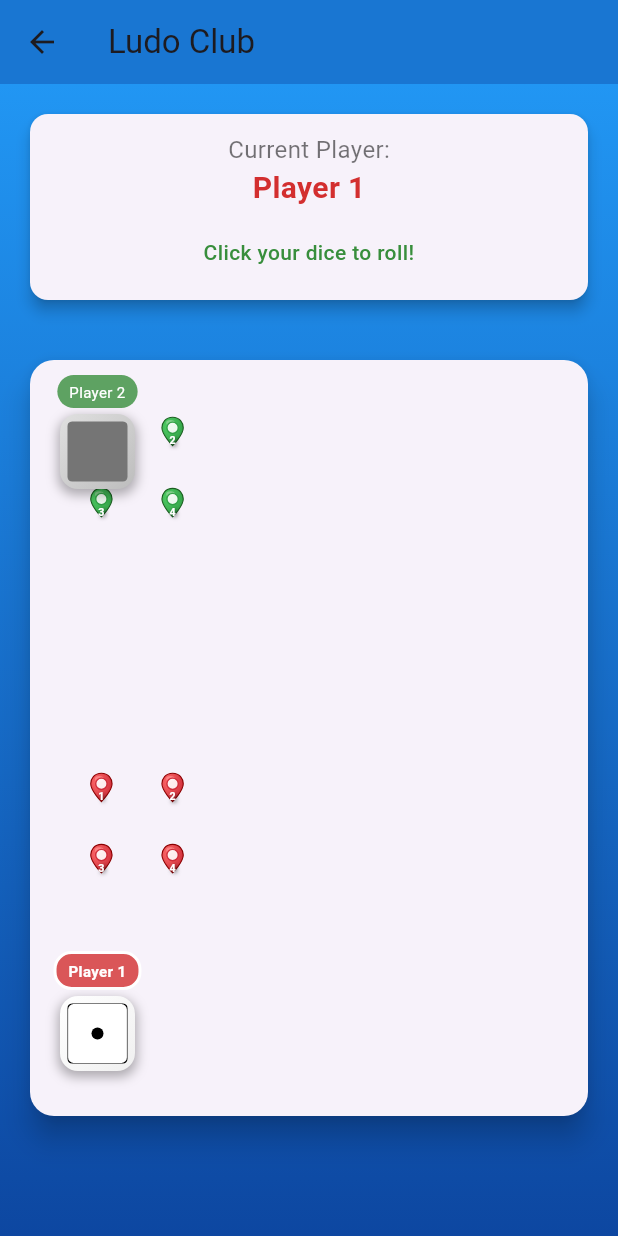
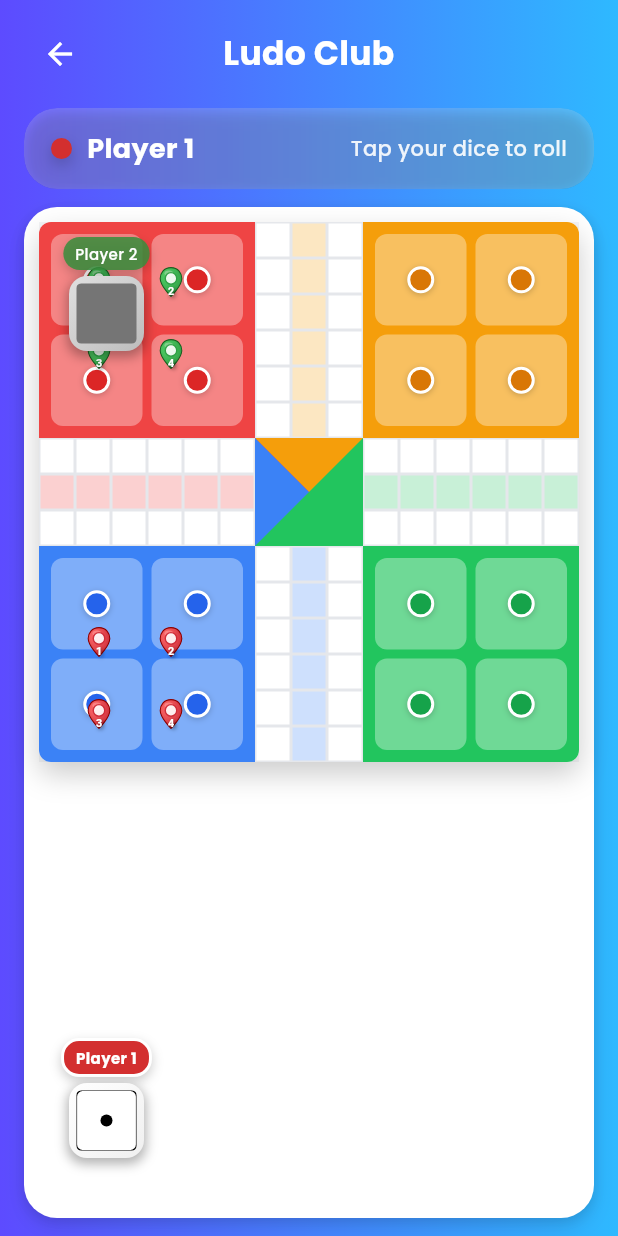
Before and after one commit to leonwwest/ludo-club, a Flutter app: the GameScreen screen opened directly, on a phone screen of 412 x 824 dp. Run offline on Flutter 3.47's test engine with Material 3 defaults, Android fonts, the phone set to English and light mode, and no system bars; our stand-ins replace flutter_svg, google_fonts, just_audio, shared_preferences, sqflite; accounts and stored records are empty.

Commit message:
Integrate new tiled Ludo board background and wire into BoardWidget; keep pin/dice overlay logic intact

```diff
--- a/lib/ui/game_screen.dart
+++ b/lib/ui/game_screen.dart
@@ -1,4 +1,6 @@
 import 'package:flutter/material.dart';
+import 'package:google_fonts/google_fonts.dart';
+import 'dart:ui' show ImageFilter;
 import 'package:provider/provider.dart';
 import 'package:ludo_club/providers/game_provider.dart';
 import 'package:ludo_club/models/game_state.dart';
@@ -21,18 +23,13 @@ class _GameScreenState extends State<GameScreen> {
   @override
   void didChangeDependencies() {
     super.didChangeDependencies();
-    // Precache board image for smoother first paint
-    precacheImage(const AssetImage('assets/board/ludo_board_final.webp'), context);
+    // No external board image anymore; CustomPaint handles rendering.
   }
 
   @override
   Widget build(BuildContext context) {
     return Scaffold(
-      appBar: AppBar(
-        title: const Text('Ludo Club'),
-        backgroundColor: Colors.blue.shade700,
-        elevation: 0,
-      ),
+      backgroundColor: Colors.transparent,
       body: Consumer<GameProvider>(
         builder: (context, gameProvider, child) {
           final currentPlayerMeta =
@@ -48,20 +45,49 @@ class _GameScreenState extends State<GameScreen> {
               }
             });
           }
+          final bgGradient = const LinearGradient(
+            begin: Alignment.centerLeft,
+            end: Alignment.centerRight,
+            colors: [Color(0xFF5D4BFF), Color(0xFF2EB9FF)],
+          );
 
           return Container(
-            decoration: BoxDecoration(
-              gradient: LinearGradient(
-                begin: Alignment.topCenter,
-                end: Alignment.bottomCenter,
-                colors: [Colors.blue.shade500, Colors.blue.shade900],
+            decoration: BoxDecoration(gradient: bgGradient),
+            child: SafeArea(
+              child: Center(
+                child: ConstrainedBox(
+                  constraints: const BoxConstraints(maxWidth: 1100),
+                  child: Padding(
+                    padding: const EdgeInsets.symmetric(horizontal: 16, vertical: 12),
+                    child: Column(
+                      children: [
+                        // Top bar
+                        Row(
+                          children: [
+                            IconButton(
+                              icon: const Icon(Icons.arrow_back, color: Colors.white),
+                              onPressed: () => Navigator.maybePop(context),
+                              tooltip: 'Back',
+                            ),
+                            Expanded(
+                              child: Text(
+                                'Ludo Club',
+                                textAlign: TextAlign.center,
+                                style: GoogleFonts.poppins(
+                                  color: Colors.white,
+                                  fontSize: 22,
+                                  fontWeight: FontWeight.w700,
                                 ),
                               ),
-            child: Column(
-              children: [
-                // Top section - Current player info (without dice)
-                Padding(
-                  padding: const EdgeInsets.all(16.0),
+                            ),
+                            const SizedBox(width: 48),
+                          ],
+                        ),
+                        const SizedBox(height: 12),
+
+                        // Current player info (glass card)
+                        _GlassCard(
+                          padding: const EdgeInsets.symmetric(horizontal: 18, vertical: 14),
                           child: Selector<GameProvider, Map<String, Object>>(
                             selector: (_, gp) => {
                               'name': gp.getPlayerMeta(gp.currentPlayerColor).name,
@@ -74,75 +100,58 @@ class _GameScreenState extends State<GameScreen> {
                               final playerColor = data['color'] as PlayerColor;
                               final isAI = data['isAI'] as bool;
                               final phase = data['phase'] as GamePhase;
-                      return Card(
-                        elevation: 4,
-                        shape: RoundedRectangleBorder(
-                          borderRadius: BorderRadius.circular(12),
-                        ),
-                        child: Padding(
-                          padding: const EdgeInsets.all(12.0),
-                          child: Column(
-                            children: [
-                              Row(
-                                mainAxisAlignment: MainAxisAlignment.center,
-                                children: [
-                                  Column(
-                                    children: [
-                                      const Text(
-                                        'Current Player:',
-                                        style: TextStyle(
-                                          fontSize: 16,
-                                          color: Colors.black54,
-                                        ),
-                                      ),
-                                      Text(
-                                        playerName,
-                                        style: TextStyle(
-                                          fontSize: 20,
-                                          fontWeight: FontWeight.bold,
-                                          color: ColorUtils.getDisplayColor(playerColor),
-                                        ),
-                                      ),
-                                    ],
-                                  ),
-                                ],
-                              ),
-                              const SizedBox(height: 8),
-                              SizedBox(
-                                height: 40,
-                                child: Center(
-                                  child: Text(
-                                    isAI
+                              final status = isAI
                                   ? 'AI is thinking...'
                                   : phase == GamePhase.waitingForRoll
-                                            ? 'Click your dice to roll!'
+                                      ? 'Tap your dice to roll'
                                       : phase == GamePhase.waitingForMove
-                                                ? 'Click a highlighted game piece!'
-                                                : 'Processing...',
-                                    style: TextStyle(
-                                      fontSize: 14,
-                                      color: isAI
-                                          ? Colors.blue.shade700
-                                          : phase == GamePhase.waitingForMove
-                                              ? Colors.orange.shade700
-                                              : Colors.green.shade700,
-                                      fontWeight: FontWeight.w500,
-                                    ),
-                                    textAlign: TextAlign.center,
-                                  ),
-                                ),
+                                          ? 'Select a highlighted piece'
+                                          : 'Please wait...';
+                              return Row(
+                                children: [
+                                  Container(
+                                    width: 14,
+                                    height: 14,
+                                    decoration: BoxDecoration(
+                                      color: ColorUtils.getDisplayColor(playerColor),
+                                      shape: BoxShape.circle,
+                                      boxShadow: const [
+                                        BoxShadow(
+                                          blurRadius: 8,
+                                          offset: Offset(0, 4),
+                                          color: Color(0x33000000),
                                         ),
                                       ],
                                     ),
                                   ),
+                                  const SizedBox(width: 10),
+                                  Expanded(
+                                    child: Text(
+                                      playerName,
+                                      style: GoogleFonts.poppins(
+                                        color: Colors.white,
+                                        fontWeight: FontWeight.w700,
+                                        fontSize: 18,
+                                      ),
+                                    ),
+                                  ),
+                                  Text(
+                                    status,
+                                    style: GoogleFonts.poppins(
+                                      color: Colors.white.withOpacity(.9),
+                                      fontWeight: FontWeight.w500,
+                                    ),
+                                  ),
+                                ],
                               );
                             },
                           ),
                         ),
-                // Middle section - Game board with positioned dice
+
+                        const SizedBox(height: 12),
+
+                        // Board + dice
                         Expanded(
-                  child: Padding(
-                    padding: const EdgeInsets.all(16.0),
                           child: Selector<GameProvider, Map<String, Object>>(
                             selector: (_, gp) => {
                               'players': gp.gameState.players,
@@ -160,29 +169,11 @@ class _GameScreenState extends State<GameScreen> {
                             },
                           ),
                         ),
-                ),
-                // Bottom section - Instructions (fixed height to prevent board resizing)
-                Container(
-                  height: 60, // Fixed height to prevent layout changes
-                  padding: const EdgeInsets.all(16.0),
-                  child: Center(
-                    child: Selector<GameProvider, int>(
-                      selector: (_, gp) => gp.currentDiceValue,
-                      builder: (context, dice, _) => dice > 0
-                          ? Text(
-                              'Last Roll: $dice',
-                              style: TextStyle(
-                                fontSize: 16,
-                                color: Colors.green.shade700,
-                                fontWeight: FontWeight.bold,
-                              ),
-                              textAlign: TextAlign.center,
-                            )
-                          : const SizedBox.shrink(),
+                      ],
                     ),
                   ),
                 ),
-              ],
+              ),
             ),
           );
         },
@@ -198,17 +189,20 @@ class _GameScreenState extends State<GameScreen> {
   }) {
     return AspectRatio(
       aspectRatio: 1,
-      child: Card(
-        elevation: 8,
-        shape: RoundedRectangleBorder(
-          borderRadius: BorderRadius.circular(16),
+      child: Container(
+        decoration: BoxDecoration(
+          color: Colors.white,
+          borderRadius: BorderRadius.circular(22),
+          boxShadow: const [
+            BoxShadow(blurRadius: 10, offset: Offset(0, 6), color: Color(0x1A000000)),
+            BoxShadow(blurRadius: 6, offset: Offset(0, 2), color: Color(0x14000000)),
+          ],
         ),
+        padding: const EdgeInsets.all(10),
         child: Stack(
           children: [
             // Game board (isolated repaint)
             RepaintBoundary(
-              child: Padding(
-                padding: const EdgeInsets.all(8.0),
               child: Selector<GameProvider, Map<String, Object>>(
                 selector: (_, gp) => {
                   'pieces': gp.allBoardPieces,
@@ -222,7 +216,6 @@ class _GameScreenState extends State<GameScreen> {
                   },
                   currentPlayer: data['current'] as PlayerColor,
                   movablePieces: data['movable'] as Set<Piece>,
-                  ),
                 ),
               ),
             ),
@@ -285,25 +278,10 @@ class _GameScreenState extends State<GameScreen> {
         child: Column(
           mainAxisSize: MainAxisSize.min,
           children: [
-            // Player name
-            Container(
-              padding: const EdgeInsets.symmetric(horizontal: 8, vertical: 4),
-              decoration: BoxDecoration(
-                color: ColorUtils.getDisplayColor(player.color).withValues(alpha: 0.8),
-                borderRadius: BorderRadius.circular(12),
-                border: isCurrentPlayer
-                    ? Border.all(color: Colors.white, width: 2)
-                    : null,
-              ),
-              child: Text(
-                player.name.length > 8 ? player.name.substring(0, 8) : player.name,
-                style: TextStyle(
-                  color: Colors.white,
-                  fontSize: 10,
-                  fontWeight: isCurrentPlayer ? FontWeight.bold : FontWeight.normal,
-                ),
-                textAlign: TextAlign.center,
-              ),
+            _NameChip(
+              label: player.name.length > 10 ? player.name.substring(0, 10) : player.name,
+              color: ColorUtils.getDisplayColor(player.color),
+              highlighted: isCurrentPlayer,
             ),
             const SizedBox(height: 4),
             // Dice
@@ -357,10 +335,10 @@ class _GameScreenState extends State<GameScreen> {
       barrierDismissible: false,
       builder: (BuildContext context) {
         return AlertDialog(
-          title: const Text(
+          title: Text(
             '🎉 Game Over 🎉',
             textAlign: TextAlign.center,
-            style: TextStyle(fontSize: 24, fontWeight: FontWeight.bold),
+            style: GoogleFonts.poppins(fontSize: 22, fontWeight: FontWeight.w700),
           ),
           content: Column(
             mainAxisSize: MainAxisSize.min,
@@ -384,9 +362,9 @@ class _GameScreenState extends State<GameScreen> {
                 child: Center(
                   child: Text(
                     winnerMeta.name.substring(0, 1).toUpperCase(),
-                    style: const TextStyle(
+                    style: GoogleFonts.poppins(
                       color: Colors.white,
-                      fontWeight: FontWeight.bold,
+                      fontWeight: FontWeight.w700,
                       fontSize: 28,
                     ),
                   ),
@@ -396,19 +374,11 @@ class _GameScreenState extends State<GameScreen> {
               Text(
                 '${winnerMeta.name} has won!',
                 textAlign: TextAlign.center,
-                style: const TextStyle(
-                  fontSize: 20,
-                  fontWeight: FontWeight.bold,
-                ),
+                style: GoogleFonts.poppins(fontSize: 18, fontWeight: FontWeight.w700),
               ),
               const SizedBox(height: 10),
-              const Text(
-                'Congratulations!',
-                textAlign: TextAlign.center,
-                style: TextStyle(
-                  fontSize: 16,
-                ),
-              ),
+              Text('Congratulations!', textAlign: TextAlign.center,
+                  style: GoogleFonts.poppins(fontSize: 14, fontWeight: FontWeight.w500)),
               const SizedBox(height: 30),
             ],
           ),
@@ -420,7 +390,7 @@ class _GameScreenState extends State<GameScreen> {
                 Navigator.of(context).pop();
               },
               style: ElevatedButton.styleFrom(
-                backgroundColor: Colors.blue,
+                backgroundColor: const Color(0xFF3B82F6),
                 padding:
                     const EdgeInsets.symmetric(horizontal: 20, vertical: 12),
               ),
@@ -448,7 +418,7 @@ class _GameScreenState extends State<GameScreen> {
                 });
               },
               style: ElevatedButton.styleFrom(
-                backgroundColor: Colors.orange,
+                backgroundColor: const Color(0xFFFF7A1A),
                 padding:
                     const EdgeInsets.symmetric(horizontal: 20, vertical: 12),
               ),
@@ -460,3 +430,63 @@ class _GameScreenState extends State<GameScreen> {
     );
   }
 }
+
+class _GlassCard extends StatelessWidget {
+  const _GlassCard({required this.child, this.padding});
+  final Widget child;
+  final EdgeInsetsGeometry? padding;
+
+  @override
+  Widget build(BuildContext context) {
+    return ClipRRect(
+      borderRadius: BorderRadius.circular(22),
+      child: BackdropFilter(
+        filter: ImageFilter.blur(sigmaX: 8, sigmaY: 8),
+        child: Container(
+          padding: padding ?? const EdgeInsets.all(16),
+          decoration: BoxDecoration(
+            color: Colors.white.withOpacity(0.18),
+            borderRadius: BorderRadius.circular(22),
+            boxShadow: const [
+              BoxShadow(blurRadius: 8, offset: Offset(0, 4), color: Color(0x1A000000)),
+              BoxShadow(blurRadius: 6, offset: Offset(0, 2), color: Color(0x1A000000)),
+            ],
+          ),
+          child: child,
+        ),
+      ),
+    );
+  }
+}
+
+class _NameChip extends StatelessWidget {
+  const _NameChip({required this.label, required this.color, this.highlighted = false});
+  final String label;
+  final Color color;
+  final bool highlighted;
+
+  @override
+  Widget build(BuildContext context) {
+    final bg = highlighted ? color : color.withOpacity(.85);
+    return Container(
+      padding: const EdgeInsets.symmetric(horizontal: 8, vertical: 4),
+      decoration: BoxDecoration(
+        color: bg,
+        borderRadius: BorderRadius.circular(12),
+        border: highlighted ? Border.all(color: Colors.white, width: 2) : null,
+        boxShadow: const [
+          BoxShadow(blurRadius: 6, offset: Offset(0, 3), color: Color(0x33000000)),
+        ],
+      ),
+      child: Text(
+        label,
+        style: GoogleFonts.poppins(
+          color: Colors.white,
+          fontSize: 10,
+          fontWeight: highlighted ? FontWeight.w700 : FontWeight.w500,
+        ),
+        textAlign: TextAlign.center,
+      ),
+    );
+  }
+}
--- a/lib/widgets/board_widget.dart
+++ b/lib/widgets/board_widget.dart
@@ -3,6 +3,7 @@ import 'package:ludo_club/models/ludo_objects.dart';
 import 'package:ludo_club/widgets/ludo_pin.dart';
 import 'package:ludo_club/utils/color_utils.dart';
 import 'package:ludo_club/constants/game_constants.dart';
+import 'package:ludo_club/widgets/ludo_board_tiled.dart';
 
 class BoardWidget extends StatelessWidget {
   final List<Piece> pieces;
@@ -47,14 +48,7 @@ class BoardWidget extends StatelessWidget {
   }
 
   Widget _buildBoardBackground(double size) {
-    return SizedBox(
-      width: size,
-      height: size,
-      child: CustomPaint(
-        size: Size.square(size),
-        painter: LudoBoardPainter(),
-      ),
-    );
+    return SizedBox(width: size, height: size, child: const LudoBoardTiled());
   }
 
   Widget _buildPiece(Piece piece, double boardSize) {
--- /dev/null
+++ b/lib/widgets/ludo_board_tiled.dart
@@ -0,0 +1,194 @@
+import 'package:flutter/material.dart';
+
+/// A tiled, grid-based Ludo board background composed of bases and tracks.
+/// Designed to align with a 15x15 logical grid, without margins/padding, so
+/// that game pins and dice can be positioned on top using grid coordinates.
+class LudoBoardTiled extends StatelessWidget {
+  const LudoBoardTiled({super.key});
+
+  @override
+  Widget build(BuildContext context) {
+    return Container(
+      color: const Color(0xFFF3F4F6),
+      alignment: Alignment.center,
+      child: Container(
+        decoration: BoxDecoration(
+          color: Colors.white,
+          borderRadius: BorderRadius.circular(8),
+          boxShadow: const [
+            BoxShadow(blurRadius: 16, offset: Offset(0, 8), color: Color(0x33000000)),
+          ],
+        ),
+        clipBehavior: Clip.antiAlias,
+        child: LayoutBuilder(
+          builder: (context, constraints) {
+            final size = constraints.biggest.shortestSide;
+            // Build using a 3x3 layout that matches the HTML structure:
+            // [ Base(6x6) | VertTrack(3x6) | Base(6x6) ]
+            // [ HorTrack(6x3) | Center(3x3) | HorTrack(6x3) ]
+            // [ Base(6x6) | VertTrack(3x6) | Base(6x6) ]
+            return SizedBox(
+              width: size,
+              height: size,
+              child: Column(
+                children: [
+                  Expanded(
+                    flex: 6,
+                    child: Row(
+                      children: const [
+                        Expanded(flex: 6, child: _Base(color: Color(0xFFEF4444), tokenColor: Color(0xFFDC2626))),
+                        Expanded(flex: 3, child: _TrackVertical(color: Color(0xFFF59E0B))),
+                        Expanded(flex: 6, child: _Base(color: Color(0xFFF59E0B), tokenColor: Color(0xFFD97706))),
+                      ],
+                    ),
+                  ),
+                  Expanded(
+                    flex: 3,
+                    child: Row(
+                      children: const [
+                        Expanded(flex: 6, child: _TrackHorizontal(color: Color(0xFFEF4444))),
+                        Expanded(flex: 3, child: _CenterSquare()),
+                        Expanded(flex: 6, child: _TrackHorizontal(color: Color(0xFF22C55E))),
+                      ],
+                    ),
+                  ),
+                  Expanded(
+                    flex: 6,
+                    child: Row(
+                      children: const [
+                        Expanded(flex: 6, child: _Base(color: Color(0xFF3B82F6), tokenColor: Color(0xFF2563EB))),
+                        Expanded(flex: 3, child: _TrackVertical(color: Color(0xFF3B82F6))),
+                        Expanded(flex: 6, child: _Base(color: Color(0xFF22C55E), tokenColor: Color(0xFF16A34A))),
+                      ],
+                    ),
+                  ),
+                ],
+              ),
+            );
+          },
+        ),
+      ),
+    );
+  }
+}
+
+class _Base extends StatelessWidget {
+  const _Base({required this.color, required this.tokenColor});
+  final Color color;
+  final Color tokenColor;
+
+  @override
+  Widget build(BuildContext context) {
+    final light = Color.alphaBlend(Colors.white.withOpacity(.35), color);
+    return Container(
+      color: color,
+      padding: const EdgeInsets.all(8),
+      child: GridView.builder(
+        physics: const NeverScrollableScrollPhysics(),
+        gridDelegate: const SliverGridDelegateWithFixedCrossAxisCount(
+          crossAxisCount: 2, mainAxisSpacing: 6, crossAxisSpacing: 6,
+        ),
+        itemCount: 4,
+        itemBuilder: (context, _) => Container(
+          decoration: BoxDecoration(
+            color: light,
+            borderRadius: BorderRadius.circular(8),
+          ),
+          child: Center(
+            child: Container(
+              width: 18, height: 18,
+              decoration: BoxDecoration(
+                color: tokenColor,
+                shape: BoxShape.circle,
+                border: Border.all(color: Colors.white, width: 2),
+                boxShadow: const [BoxShadow(blurRadius: 3, offset: Offset(0, 1), color: Color(0x33000000))],
+              ),
+            ),
+          ),
+        ),
+      ),
+    );
+  }
+}
+
+class _TrackVertical extends StatelessWidget {
+  const _TrackVertical({required this.color});
+  final Color color;
+
+  @override
+  Widget build(BuildContext context) {
+    return GridView.builder(
+      physics: const NeverScrollableScrollPhysics(),
+      gridDelegate: const SliverGridDelegateWithFixedCrossAxisCount(crossAxisCount: 3),
+      itemCount: 18,
+      itemBuilder: (context, index) => _Box(color: index % 3 == 1 ? color.withOpacity(0.25) : null),
+    );
+  }
+}
+
+class _TrackHorizontal extends StatelessWidget {
+  const _TrackHorizontal({required this.color});
+  final Color color;
+
+  @override
+  Widget build(BuildContext context) {
+    return GridView.builder(
+      physics: const NeverScrollableScrollPhysics(),
+      gridDelegate: const SliverGridDelegateWithFixedCrossAxisCount(crossAxisCount: 6),
+      itemCount: 18,
+      itemBuilder: (context, index) => _Box(color: index ~/ 6 == 1 ? color.withOpacity(0.25) : null),
+    );
+  }
+}
+
+class _Box extends StatelessWidget {
+  const _Box({this.child, this.color});
+  final Widget? child;
+  final Color? color;
+  @override
+  Widget build(BuildContext context) {
+    return Container(
+      decoration: BoxDecoration(
+        color: color ?? Colors.transparent,
+        border: Border.all(color: const Color(0xFFE5E7EB)),
+      ),
+      child: child == null ? null : Center(child: child),
+    );
+  }
+}
+
+class _CenterSquare extends StatelessWidget {
+  const _CenterSquare();
+  @override
+  Widget build(BuildContext context) {
+    return CustomPaint(
+      painter: _CenterPainter(),
+      child: const SizedBox.expand(),
+    );
+  }
+}
+
+class _CenterPainter extends CustomPainter {
+  @override
+  void paint(Canvas canvas, Size size) {
+    final red = Paint()..color = const Color(0xFFEF4444);
+    final yellow = Paint()..color = const Color(0xFFF59E0B);
+    final blue = Paint()..color = const Color(0xFF3B82F6);
+    final green = Paint()..color = const Color(0xFF22C55E);
+
+    final w = size.width, h = size.height;
+
+    final p1 = Path()..moveTo(0, 0)..lineTo(w, 0)..lineTo(0, h)..close();
+    final p2 = Path()..moveTo(0, 0)..lineTo(w, 0)..lineTo(w, h)..close();
+    final p3 = Path()..moveTo(0, h)..lineTo(w, h)..lineTo(0, 0)..close();
+    final p4 = Path()..moveTo(w, 0)..lineTo(w, h)..lineTo(0, h)..close();
+
+    canvas.drawPath(p1, red);
+    canvas.drawPath(p2, yellow);
+    canvas.drawPath(p3, blue);
+    canvas.drawPath(p4, green);
+  }
+
+  @override
+  bool shouldRepaint(covariant CustomPainter oldDelegate) => false;
+}
```
Lines whose indentation alone changed are shown as unchanged.
